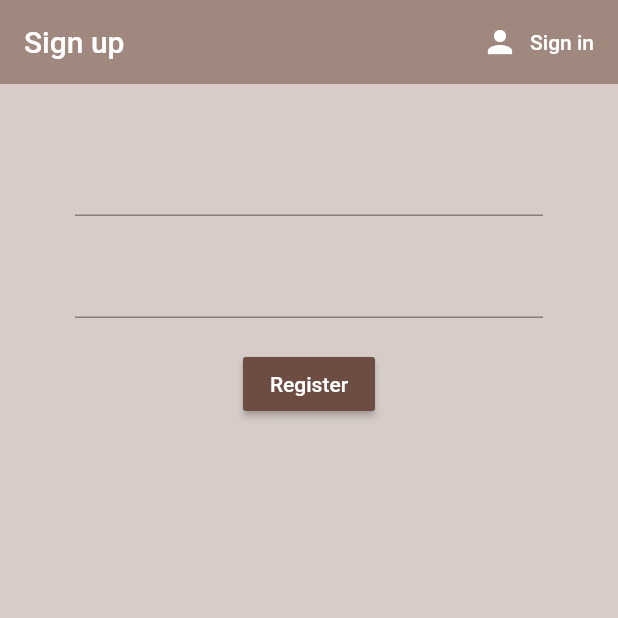
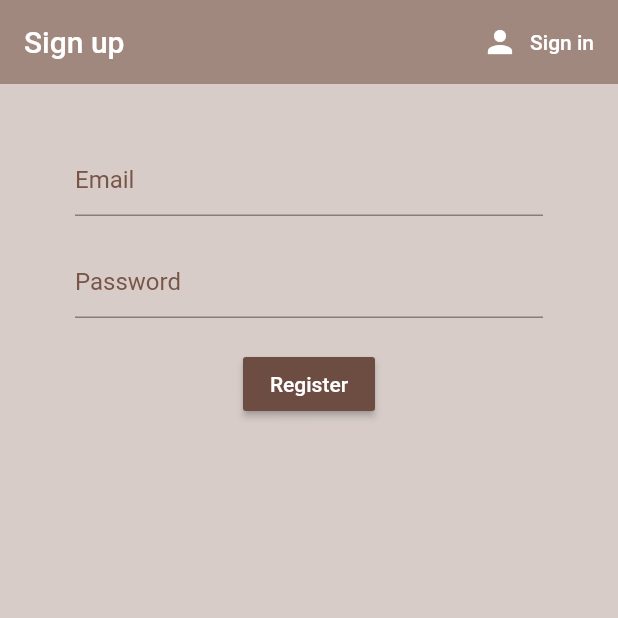
Before and after one commit to Victor-Fiamoncini/brew-crew, a Flutter app: the screen it shows after launch, after a tap on "Sign in", after a tap on "Sign up", on a phone screen of 412 x 824 dp, the top half of it. Run offline on Flutter 3.47's test engine with Material 2 defaults, Android fonts, the phone set to English and light mode, and no system bars; our stand-ins replace firebase_auth, flutter_spinkit; accounts and stored records are empty.

Commit message:
loading spinner

```diff
--- a/lib/main.dart
+++ b/lib/main.dart
@@ -15,7 +15,11 @@ class MyApp extends StatelessWidget {
 				title: 'Brew Crew',
 				debugShowCheckedModeBanner: false,
 				theme: ThemeData(
-					primarySwatch: Colors.blue,
+					primaryColor: Colors.brown,
+					primarySwatch: Colors.brown,
+					hintColor: Colors.brown,
+					textSelectionColor: Colors.brown,
+					textSelectionHandleColor: Colors.brown
 				),
 				home: Wrapper(),
 			),
--- a/lib/pages/auth/sign_in.dart
+++ b/lib/pages/auth/sign_in.dart
@@ -1,4 +1,5 @@
 import 'package:brew_crew/services/auth.dart';
+import 'package:brew_crew/utils/loading.dart';
 import 'package:flutter/material.dart';
 
 class SignIn extends StatefulWidget {
@@ -13,6 +14,7 @@ class SignIn extends StatefulWidget {
 class _SignInState extends State<SignIn> {
 	final AuthService _authService = AuthService();
 	final _formKey = GlobalKey<FormState>();
+	bool _loading = false;
 	String _email = '';
 	String _password = '';
 	String _error = '';
@@ -26,16 +28,20 @@ class _SignInState extends State<SignIn> {
 
 	void _whenFormButtonIsPressed() async {
 		if (_formKey.currentState.validate()) {
+			setState(() => _loading = true);
 			dynamic res = await _authService.signInWithEmailAndPassword(_email, _password);
 
 			if (res == null)
-				setState(() => _error = 'Could not sign in with those credentials');
+				setState(() {
+					_error = 'Could not sign in with those credentials';
+					_loading = false;
+				});
 		}
 	}
 
 	@override
 	Widget build(BuildContext context) {
-		return Scaffold(
+		return _loading ? Loading() : Scaffold(
 			backgroundColor: Colors.brown[100],
 			appBar: AppBar(
 				backgroundColor: Colors.brown[300],
@@ -59,12 +65,18 @@ class _SignInState extends State<SignIn> {
 							TextFormField(
 								validator: _emailValidator,
 								onChanged: (String value) => setState(() => _email = value),
+								decoration: InputDecoration(
+									hintText: 'Email',
+								),
 							),
 							SizedBox(height: 20),
 							TextFormField(
 								obscureText: true,
 								validator: _passwordValidator,
 								onChanged: (String value) => setState(() => _password = value),
+								decoration: InputDecoration(
+									hintText: 'Password',
+								),
 							),
 							SizedBox(height: 20),
 							RaisedButton(
--- a/lib/pages/auth/sign_up.dart
+++ b/lib/pages/auth/sign_up.dart
@@ -1,4 +1,5 @@
 import 'package:brew_crew/services/auth.dart';
+import 'package:brew_crew/utils/loading.dart';
 import 'package:flutter/material.dart';
 
 class SignUp extends StatefulWidget {
@@ -13,6 +14,7 @@ class SignUp extends StatefulWidget {
 class _SignUpState extends State<SignUp> {
 	final AuthService _authService = AuthService();
 	final _formKey = GlobalKey<FormState>();
+	bool _loading = false;
 	String _email = '';
 	String _password = '';
 	String _error = '';
@@ -26,16 +28,20 @@ class _SignUpState extends State<SignUp> {
 
 	void _whenFormButtonIsPressed() async {
 		if (_formKey.currentState.validate()) {
+			setState(() => _loading = true);
 			dynamic res = await _authService.signUpWithEmailAndPassword(_email, _password);
 
 			if (res == null)
-				setState(() => _error = 'Please supply a valid email');
+				setState(() {
+					_error = 'Please supply a valid email';
+					_loading = false;
+				});
 		}
 	}
 
 	@override
 	Widget build(BuildContext context) {
-				return Scaffold(
+		return _loading ? Loading() : Scaffold(
 			backgroundColor: Colors.brown[100],
 			appBar: AppBar(
 				backgroundColor: Colors.brown[300],
@@ -59,12 +65,18 @@ class _SignUpState extends State<SignUp> {
 							TextFormField(
 								validator: _emailValidator,
 								onChanged: (String value) => setState(() => _email = value),
+								decoration: InputDecoration(
+									hintText: 'Email',
+								),
 							),
 							SizedBox(height: 20),
 							TextFormField(
 								obscureText: true,
 								validator: _passwordValidator,
 								onChanged: (String value) => setState(() => _password = value),
+								decoration: InputDecoration(
+									hintText: 'Password',
+								),
 							),
 							SizedBox(height: 20),
 							RaisedButton(
--- a/pubspec.yaml
+++ b/pubspec.yaml
@@ -12,6 +12,7 @@ dependencies:
   cupertino_icons: ^0.1.2
   firebase_auth: ^0.16.0
   provider: ^4.0.5
+  flutter_spinkit: "^4.1.2"
 
 dev_dependencies:
   flutter_test:
```
Also changed, not shown: lib/utils/loading.dart (added, +17 -0 lines), pubspec.lock.
